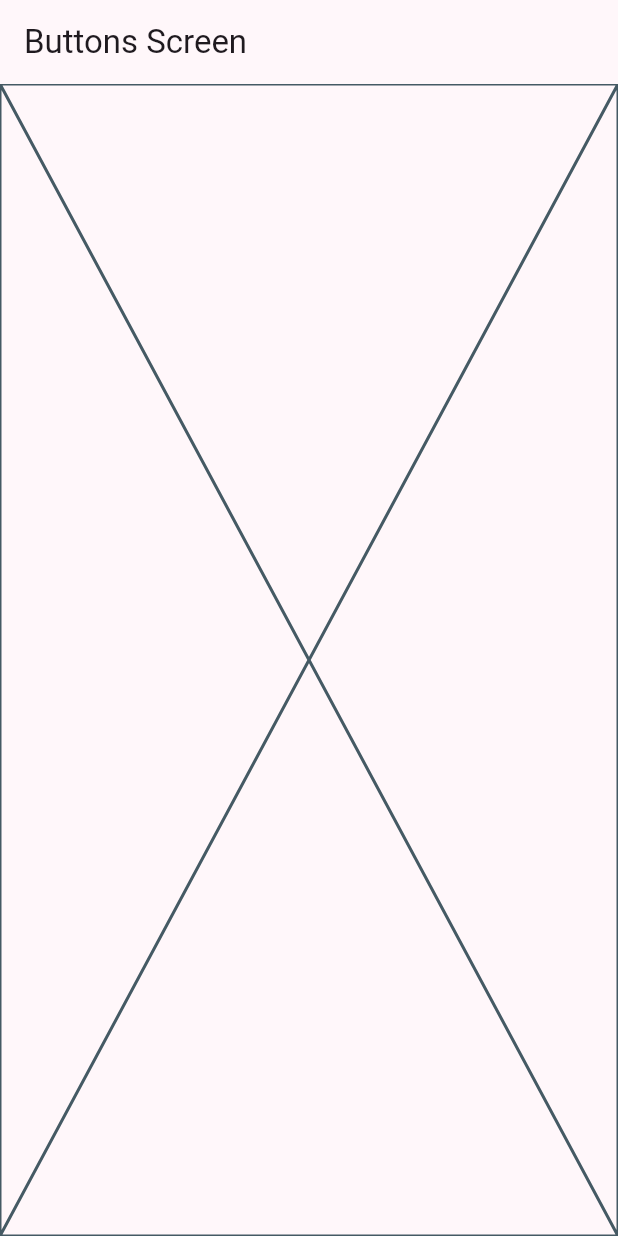
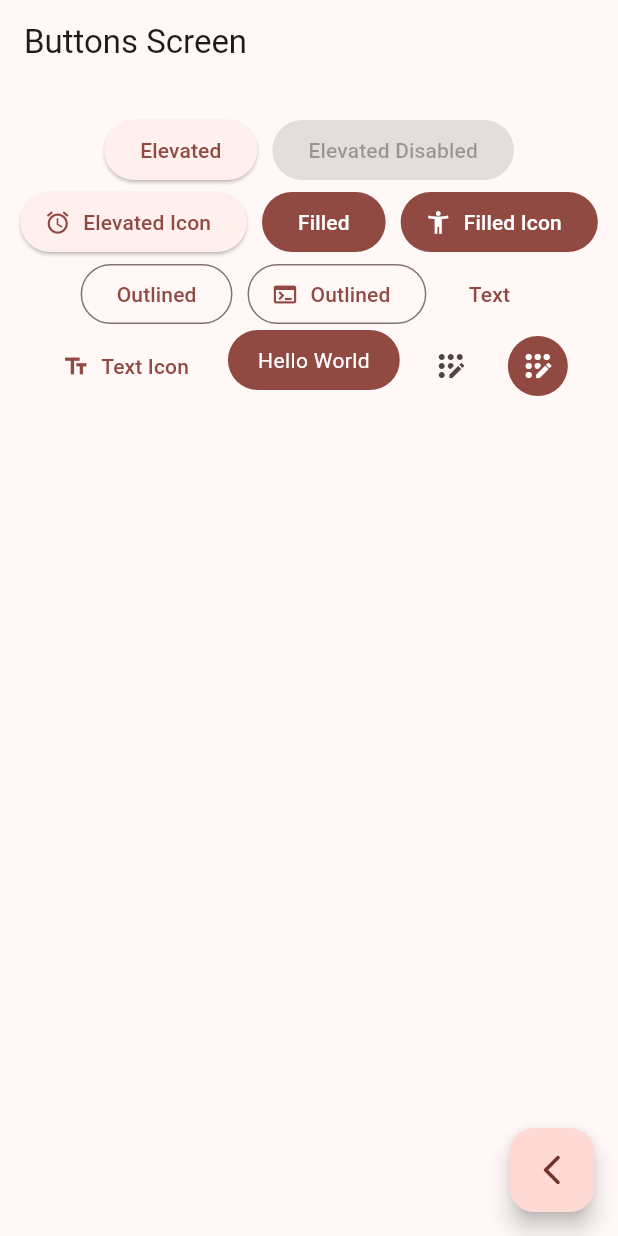
Before and after one commit to CosmicTiger/widgets_app, a Flutter app: the ButtonsScreen screen opened by its route, on a phone screen of 412 x 824 dp. Run offline on Flutter 3.47's test engine with Material 3 defaults, Android fonts, the phone set to English and light mode, and no system bars; our stand-ins replace go_router.

Commit message:
✨ feature: add buttons_screen concluded

```diff
--- a/lib/main.dart
+++ b/lib/main.dart
@@ -13,7 +13,7 @@ class MainApp extends StatelessWidget {
   Widget build(BuildContext context) {
     return MaterialApp.router(
       routerConfig: appRouter,
-      theme: AppTheme(selectedColor: 4).getTheme(),
+      theme: AppTheme(selectedColor: 3).getTheme(),
       debugShowCheckedModeBanner: false,
     );
   }
--- a/lib/presentation/screens/buttons/buttons_screen.dart
+++ b/lib/presentation/screens/buttons/buttons_screen.dart
@@ -1,4 +1,5 @@
 import 'package:flutter/material.dart';
+import 'package:go_router/go_router.dart';
 
 class ButtonsScreen extends StatelessWidget {
   static const String name = 'buttons_screen';
@@ -11,7 +12,88 @@ class ButtonsScreen extends StatelessWidget {
       appBar: AppBar(
         title: const Text('Buttons Screen'),
       ),
-      body: const Placeholder(),
+      body: _ButtonsView(),
+      floatingActionButton: FloatingActionButton(
+          onPressed: () {
+            context.pop();
+          },
+          child: Icon(Icons.arrow_back_ios_new_rounded)),
     );
   }
 }
+
+class _ButtonsView extends StatelessWidget {
+  @override
+  Widget build(BuildContext context) {
+    final colors = Theme.of(context).colorScheme;
+    return SizedBox(
+      width: double.infinity,
+      child: Padding(
+          padding: const EdgeInsets.symmetric(horizontal: 10, vertical: 20),
+          child: Wrap(
+            spacing: 10,
+            alignment: WrapAlignment.center,
+            children: [
+              ElevatedButton(onPressed: () {}, child: const Text('Elevated')),
+              const ElevatedButton(
+                  onPressed: null, child: const Text('Elevated Disabled')),
+              ElevatedButton.icon(
+                  onPressed: () {},
+                  icon: const Icon(Icons.access_alarm_rounded),
+                  label: const Text('Elevated Icon')),
+              FilledButton(onPressed: () {}, child: const Text('Filled')),
+              FilledButton.icon(
+                onPressed: () {},
+                icon: const Icon(Icons.accessibility_new),
+                label: const Text('Filled Icon'),
+              ),
+              OutlinedButton(onPressed: () {}, child: const Text('Outlined')),
+              OutlinedButton.icon(
+                  onPressed: () {},
+                  label: const Text('Outlined'),
+                  icon: const Icon(Icons.terminal)),
+              TextButton(onPressed: () {}, child: const Text('Text')),
+              TextButton.icon(
+                  onPressed: () {},
+                  icon: const Icon(Icons.text_fields),
+                  label: const Text('Text Icon')),
+
+              /// TODO: Custom Button
+              CustomButton(),
+              IconButton(
+                  onPressed: () {},
+                  icon: const Icon(Icons.app_registration_rounded)),
+              IconButton(
+                  onPressed: () {},
+                  icon: const Icon(Icons.app_registration_rounded),
+                  style: ButtonStyle(
+                      backgroundColor: WidgetStatePropertyAll(colors.primary),
+                      iconColor: WidgetStatePropertyAll(Colors.white))),
+            ],
+          )),
+    );
+  }
+}
+
+class CustomButton extends StatelessWidget {
+  const CustomButton({super.key});
+
+  @override
+  Widget build(BuildContext context) {
+    final colors = Theme.of(context).colorScheme;
+
+    return ClipRRect(
+      borderRadius: BorderRadius.circular(20),
+      child: Material(
+        color: colors.primary,
+        child: InkWell(
+          onTap: () {},
+          child: Padding(
+            padding: const EdgeInsets.symmetric(horizontal: 20, vertical: 10),
+            child: Text('Hello World', style: TextStyle(color: Colors.white)),
+          ),
+        ),
+      ),
+    );
+  }
+}
```
